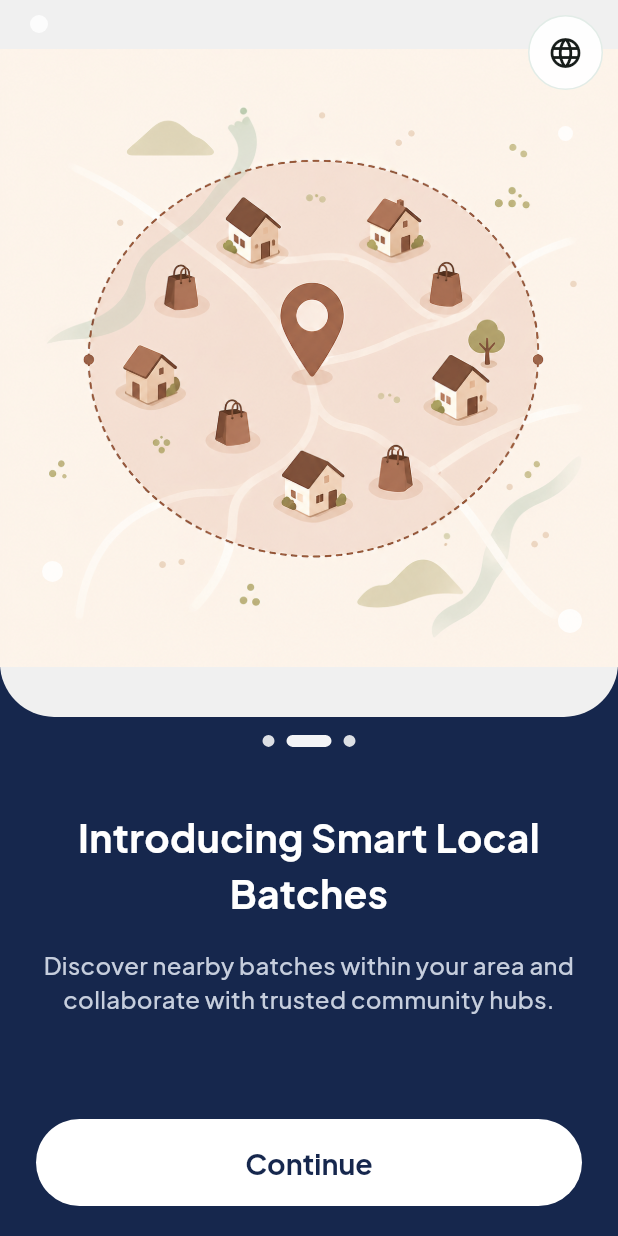
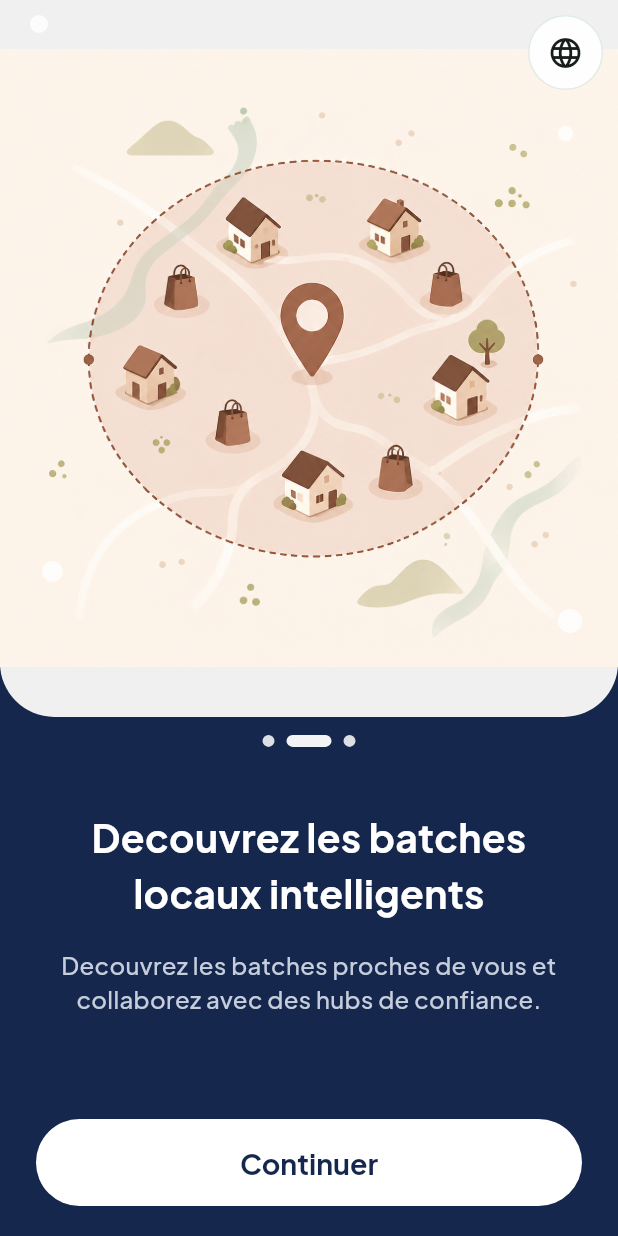
Before and after one commit to Kynmmarshall/BatchIt, a Flutter app: the screen it shows after launch, after a tap on "Continue", after a tap on the "language" icon, on a phone screen of 412 x 824 dp. Run offline on Flutter 3.47's test engine with Material 3 defaults, Android fonts, the phone set to English and light mode, and no system bars; our stand-ins replace google_fonts; accounts and stored records are empty.

Commit message:
made all current screen bilingual (english and french(
Co-authored-by: Copilot <copilot@github.com>

```diff
--- a/lib/app/app.dart
+++ b/lib/app/app.dart
@@ -156,8 +156,9 @@ class BatchItApp extends StatelessWidget {
 
   MaterialPageRoute<void> _fallbackRoute() {
     return MaterialPageRoute(
-      builder: (_) =>
-          const Scaffold(body: Center(child: Text('Route not found'))),
+      builder: (context) => Scaffold(
+        body: Center(child: Text(AppLocalizations.of(context)!.routeNotFound)),
+      ),
     );
   }
 }
--- a/lib/l10n/app_fr.arb
+++ b/lib/l10n/app_fr.arb
@@ -8,6 +8,56 @@
   "email": "Email",
   "password": "Mot de passe",
   "continueWithGoogle": "Continuer avec Google",
+  "continueCta": "Continuer",
+  "getStarted": "Commencer",
+  "signInCta": "Se connecter",
+  "signUpCta": "S'inscrire",
+  "orContinueWith": "Ou continuer avec",
+  "emailAddress": "Adresse e-mail",
+  "confirmPassword": "Confirmer le mot de passe",
+  "savePassword": "Enregistrer le mot de passe",
+  "forgotPassword": "Mot de passe oublie ?",
+  "alreadyHaveAnAccount": "Vous avez deja un compte ?",
+  "didntHaveAnAccount": "Vous n'avez pas de compte ?",
+  "welcomeBack": "Bon retour",
+  "loginSubtitle": "Accedez a votre compte en toute securite avec\nvotre e-mail et mot de passe",
+  "registerNow": "Inscrivez-vous",
+  "registerSubtitle": "Inscrivez-vous avec votre e-mail et mot de passe\npour continuer",
+  "verificationCodeTitle": "Code de verification",
+  "verificationCodeSent": "Nous avons envoye le code a votre adresse e-mail :\n{email}",
+  "@verificationCodeSent": {
+    "placeholders": {
+      "email": {
+        "type": "String"
+      }
+    }
+  },
+  "resendCode": "Renvoyer le code",
+  "confirm": "Confirmer",
+  "onboardingTitle1": "Bienvenue sur BatchIt",
+  "onboardingDesc1": "Achetez ensemble, economisez ensemble. Rejoignez des acheteurs locaux et atteignez plus vite les seuils de gros.",
+  "onboardingTitle2": "Decouvrez les batches locaux intelligents",
+  "onboardingDesc2": "Decouvrez les batches proches de vous et collaborez avec des hubs de confiance.",
+  "onboardingTitle3": "Votre partenaire courses au quotidien",
+  "onboardingDesc3": "Suivez la progression en direct, recevez les notifications de seuil atteint et recuperez facilement.",
+  "open": "Ouvert",
+  "dailyDealsHeadline": "Offres\nBatchIt du jour",
+  "popularBatches": "Batches populaires",
+  "seeAll": "Voir tout",
+  "noBatchesForFilter": "Aucun batch pour ce filtre.",
+  "batchProgressFilled": "{percent}% rempli",
+  "@batchProgressFilled": {
+    "placeholders": {
+      "percent": {
+        "type": "int"
+      }
+    }
+  },
+  "perKg": "/kg",
+  "batchNotFound": "Batch introuvable",
+  "routeNotFound": "Route introuvable",
+  "profileDefaultName": "Utilisateur BatchIt",
+  "profileDefaultEmail": "user@batchit.app",
   "home": "Accueil",
   "createBatch": "Creer un batch",
   "batchDetails": "Details du batch",
--- a/lib/l10n/app_localizations.dart
+++ b/lib/l10n/app_localizations.dart
@@ -145,6 +145,222 @@ abstract class AppLocalizations {
   /// In en, this message translates to:
   /// **'Continue with Google'**
   String get continueWithGoogle;
+
+  /// No description provided for @continueCta.
+  ///
+  /// In en, this message translates to:
+  /// **'Continue'**
+  String get continueCta;
+
+  /// No description provided for @getStarted.
+  ///
+  /// In en, this message translates to:
+  /// **'Get Started'**
+  String get getStarted;
+
+  /// No description provided for @signInCta.
+  ///
+  /// In en, this message translates to:
+  /// **'Sign In'**
+  String get signInCta;
+
+  /// No description provided for @signUpCta.
+  ///
+  /// In en, this message translates to:
+  /// **'Sign Up'**
+  String get signUpCta;
+
+  /// No description provided for @orContinueWith.
+  ///
+  /// In en, this message translates to:
+  /// **'Or continue with'**
+  String get orContinueWith;
+
+  /// No description provided for @emailAddress.
+  ///
+  /// In en, this message translates to:
+  /// **'Email Address'**
+  String get emailAddress;
+
+  /// No description provided for @confirmPassword.
+  ///
+  /// In en, this message translates to:
+  /// **'Confirm Password'**
+  String get confirmPassword;
+
+  /// No description provided for @savePassword.
+  ///
+  /// In en, this message translates to:
+  /// **'Save password'**
+  String get savePassword;
+
+  /// No description provided for @forgotPassword.
+  ///
+  /// In en, this message translates to:
+  /// **'Forgot password?'**
+  String get forgotPassword;
+
+  /// No description provided for @alreadyHaveAnAccount.
+  ///
+  /// In en, this message translates to:
+  /// **'Already have an account?'**
+  String get alreadyHaveAnAccount;
+
+  /// No description provided for @didntHaveAnAccount.
+  ///
+  /// In en, this message translates to:
+  /// **'Didn\'t have an account?'**
+  String get didntHaveAnAccount;
+
+  /// No description provided for @welcomeBack.
+  ///
+  /// In en, this message translates to:
+  /// **'Welcome back'**
+  String get welcomeBack;
+
+  /// No description provided for @loginSubtitle.
+  ///
+  /// In en, this message translates to:
+  /// **'Access your account securely by using your\nemail and password'**
+  String get loginSubtitle;
+
+  /// No description provided for @registerNow.
+  ///
+  /// In en, this message translates to:
+  /// **'Register Now'**
+  String get registerNow;
+
+  /// No description provided for @registerSubtitle.
+  ///
+  /// In en, this message translates to:
+  /// **'Sign up with your email and password to\ncontinue'**
+  String get registerSubtitle;
+
+  /// No description provided for @verificationCodeTitle.
+  ///
+  /// In en, this message translates to:
+  /// **'Verification Code'**
+  String get verificationCodeTitle;
+
+  /// No description provided for @verificationCodeSent.
+  ///
+  /// In en, this message translates to:
+  /// **'We\'ve sent the code to your mail address that\nyou include: {email}'**
+  String verificationCodeSent(String email);
+
+  /// No description provided for @resendCode.
+  ///
+  /// In en, this message translates to:
+  /// **'Resend Code'**
+  String get resendCode;
+
+  /// No description provided for @confirm.
+  ///
+  /// In en, this message translates to:
+  /// **'Confirm'**
+  String get confirm;
+
+  /// No description provided for @onboardingTitle1.
+  ///
+  /// In en, this message translates to:
+  /// **'Welcome to BatchIt'**
+  String get onboardingTitle1;
+
+  /// No description provided for @onboardingDesc1.
+  ///
+  /// In en, this message translates to:
+  /// **'Buy together, save together. Join local buyers and reach bulk targets faster.'**
+  String get onboardingDesc1;
+
+  /// No description provided for @onboardingTitle2.
+  ///
+  /// In en, this message translates to:
+  /// **'Introducing Smart Local Batches'**
+  String get onboardingTitle2;
+
+  /// No description provided for @onboardingDesc2.
+  ///
+  /// In en, this message translates to:
+  /// **'Discover nearby batches within your area and collaborate with trusted community hubs.'**
+  String get onboardingDesc2;
+
+  /// No description provided for @onboardingTitle3.
+  ///
+  /// In en, this message translates to:
+  /// **'Your Daily Grocery Partner'**
+  String get onboardingTitle3;
+
+  /// No description provided for @onboardingDesc3.
+  ///
+  /// In en, this message translates to:
+  /// **'Track live progress, get notified when thresholds are reached, and collect with ease.'**
+  String get onboardingDesc3;
+
+  /// No description provided for @open.
+  ///
+  /// In en, this message translates to:
+  /// **'Open'**
+  String get open;
+
+  /// No description provided for @dailyDealsHeadline.
+  ///
+  /// In en, this message translates to:
+  /// **'Daily\nBatchIt Deals'**
+  String get dailyDealsHeadline;
+
+  /// No description provided for @popularBatches.
+  ///
+  /// In en, this message translates to:
+  /// **'Popular Batches'**
+  String get popularBatches;
+
+  /// No description provided for @seeAll.
+  ///
+  /// In en, this message translates to:
+  /// **'See all'**
+  String get seeAll;
+
+  /// No description provided for @noBatchesForFilter.
+  ///
+  /// In en, this message translates to:
+  /// **'No batches found for this filter.'**
+  String get noBatchesForFilter;
+
+  /// No description provided for @batchProgressFilled.
+  ///
+  /// In en, this message translates to:
+  /// **'{percent}% filled'**
+  String batchProgressFilled(int percent);
+
+  /// No description provided for @perKg.
+  ///
+  /// In en, this message translates to:
+  /// **'/kg'**
+  String get perKg;
+
+  /// No description provided for @batchNotFound.
+  ///
+  /// In en, this message translates to:
+  /// **'Batch not found'**
+  String get batchNotFound;
+
+  /// No description provided for @routeNotFound.
+  ///
+  /// In en, this message translates to:
+  /// **'Route not found'**
+  String get routeNotFound;
+
+  /// No description provided for @profileDefaultName.
+  ///
+  /// In en, this message translates to:
+  /// **'BatchIt User'**
+  String get profileDefaultName;
+
+  /// No description provided for @profileDefaultEmail.
+  ///
+  /// In en, this message translates to:
+  /// **'user@batchit.app'**
+  String get profileDefaultEmail;
 
   /// No description provided for @home.
   ///
--- a/lib/screens/batch/batch_details_screen.dart
+++ b/lib/screens/batch/batch_details_screen.dart
@@ -24,7 +24,7 @@ class BatchDetailsScreen extends StatelessWidget {
     if (batch == null) {
       return Scaffold(
         appBar: AppBar(title: Text(l10n.batchDetails)),
-        body: const Center(child: Text('Batch not found')),
+        body: Center(child: Text(l10n.batchNotFound)),
       );
     }
 
--- a/lib/screens/home/home_screen.dart
+++ b/lib/screens/home/home_screen.dart
@@ -49,8 +49,8 @@ class _HomeScreenState extends State<HomeScreen> {
 
     final filters = <(_BatchFilter, String)>[
       (_BatchFilter.nearby, l10n.nearbyBatches),
-      (_BatchFilter.open, 'Open'),
-      (_BatchFilter.full, 'Full'),
+      (_BatchFilter.open, l10n.open),
+      (_BatchFilter.full, l10n.full),
     ];
 
     return Scaffold(
@@ -67,7 +67,7 @@ class _HomeScreenState extends State<HomeScreen> {
                   children: [
                     Expanded(
                       child: Text(
-                        'Daily\nBatchIt Deals',
+                        l10n.dailyDealsHeadline,
                         style: theme.textTheme.headlineSmall?.copyWith(
                           color: scheme.onSurface,
                           fontWeight: FontWeight.w800,
@@ -131,7 +131,7 @@ class _HomeScreenState extends State<HomeScreen> {
               Row(
                 children: [
                   Text(
-                    'Popular Batches',
+                    l10n.popularBatches,
                     style: theme.textTheme.titleLarge?.copyWith(
                       color: scheme.onSurface,
                       fontWeight: FontWeight.w800,
@@ -141,7 +141,7 @@ class _HomeScreenState extends State<HomeScreen> {
                   TextButton(
                     onPressed: () {},
                     child: Text(
-                      'See all',
+                      l10n.seeAll,
                       style: theme.textTheme.bodyMedium?.copyWith(
                         color: scheme.primary,
                         fontWeight: FontWeight.w600,
@@ -159,7 +159,7 @@ class _HomeScreenState extends State<HomeScreen> {
                     : filteredBatches.isEmpty
                         ? Center(
                             child: Text(
-                              'No batches found for this filter.',
+                              l10n.noBatchesForFilter,
                               style: theme.textTheme.bodyLarge?.copyWith(
                                 color: scheme.onSurfaceVariant,
                               ),
--- a/lib/screens/profile/profile_screen.dart
+++ b/lib/screens/profile/profile_screen.dart
@@ -31,11 +31,11 @@ class ProfileScreen extends StatelessWidget {
                     crossAxisAlignment: CrossAxisAlignment.start,
                     children: [
                       Text(
-                        auth.user?.name ?? 'BatchIt User',
+                        auth.user?.name ?? l10n.profileDefaultName,
                         style: Theme.of(context).textTheme.headlineSmall,
                       ),
                       const SizedBox(height: AppSpacing.xxs),
-                      Text(auth.user?.email ?? 'user@batchit.app'),
+                      Text(auth.user?.email ?? l10n.profileDefaultEmail),
                     ],
                   ),
                 ),
--- a/lib/screens/splash/onboarding_screen.dart
+++ b/lib/screens/splash/onboarding_screen.dart
@@ -1,4 +1,5 @@
 import 'package:batchit/core/app_routes.dart';
+import 'package:batchit/l10n/app_localizations.dart';
 import 'package:flutter/material.dart';
 
 class OnboardingScreen extends StatefulWidget {
@@ -12,29 +13,28 @@ class _OnboardingScreenState extends State<OnboardingScreen> {
   final PageController _pageController = PageController();
   int _currentPage = 0;
 
-  static const List<_OnboardingSlide> _slides = [
+  List<_OnboardingSlide> _slidesFor(AppLocalizations l10n) {
+    return [
       _OnboardingSlide(
-      title: 'Welcome to BatchIt',
-      description:
-          'Buy together, save together. Join local buyers and reach bulk targets faster.',
-      buttonLabel: 'Continue',
+        title: l10n.onboardingTitle1,
+        description: l10n.onboardingDesc1,
+        buttonLabel: l10n.continueCta,
         imagePath: 'assets/onboaring/onbaording1.png',
       ),
       _OnboardingSlide(
-      title: 'Introducing Smart Local Batches',
-      description:
-          'Discover nearby batches within your area and collaborate with trusted community hubs.',
-      buttonLabel: 'Continue',
+        title: l10n.onboardingTitle2,
+        description: l10n.onboardingDesc2,
+        buttonLabel: l10n.continueCta,
         imagePath: 'assets/onboaring/onboarding2.png',
       ),
       _OnboardingSlide(
-      title: 'Your Daily Grocery Partner',
-      description:
-          'Track live progress, get notified when thresholds are reached, and collect with ease.',
-      buttonLabel: 'Get Started',
+        title: l10n.onboardingTitle3,
+        description: l10n.onboardingDesc3,
+        buttonLabel: l10n.getStarted,
         imagePath: 'assets/onboaring/onboarding3.png',
       ),
     ];
+  }
 
   @override
   void dispose() {
@@ -43,8 +43,9 @@ class _OnboardingScreenState extends State<OnboardingScreen> {
   }
 
   Future<void> _handleContinue() async {
+    final slidesLength = _slidesFor(AppLocalizations.of(context)!).length;
     debugPrint('[BatchIt][onboarding] continue tapped currentPage=$_currentPage');
-    if (_currentPage == _slides.length - 1) {
+    if (_currentPage == slidesLength - 1) {
       debugPrint('[BatchIt][onboarding] navigating -> ${AppRoutes.login}');
       Navigator.pushReplacementNamed(context, AppRoutes.login);
       return;
@@ -60,6 +61,8 @@ class _OnboardingScreenState extends State<OnboardingScreen> {
   @override
   Widget build(BuildContext context) {
     debugPrint('[BatchIt][onboarding] build currentPage=$_currentPage');
+    final l10n = AppLocalizations.of(context)!;
+    final slides = _slidesFor(l10n);
     const darkPanel = Color(0xFF16274D);
 
     return Scaffold(
@@ -68,14 +71,14 @@ class _OnboardingScreenState extends State<OnboardingScreen> {
         bottom: false,
         child: PageView.builder(
           controller: _pageController,
-          itemCount: _slides.length,
+          itemCount: slides.length,
           onPageChanged: (index) {
             setState(() {
               _currentPage = index;
             });
           },
           itemBuilder: (context, index) {
-            final slide = _slides[index];
+            final slide = slides[index];
             return Column(
               children: [
                 Expanded(
@@ -98,7 +101,7 @@ class _OnboardingScreenState extends State<OnboardingScreen> {
                     child: Column(
                       children: [
                         _DotsIndicator(
-                          length: _slides.length,
+                          length: slides.length,
                           selectedIndex: _currentPage,
                         ),
                         const SizedBox(height: 42),
--- a/pubspec.yaml
+++ b/pubspec.yaml
@@ -28,6 +28,7 @@ flutter:
     - assets/icon/
     - assets/background/
     - assets/onboaring/
+    - assets/batches/
 flutter_launcher_icons:
   android: "launcher_icon"
   ios: true
```
Also changed, not shown: lib/l10n/app_en.arb (+50 -0 lines), lib/l10n/app_localizations_en.dart (+117 -0 lines), lib/l10n/app_localizations_fr.dart (+117 -0 lines), lib/screens/auth/login_screen.dart (+19 -19 lines), lib/screens/auth/register_screen.dart (+18 -18 lines), lib/screens/auth/verification_code_screen.dart (+8 -6 lines), lib/widgets/batch_card.dart (+7 -5 lines). Lines whose indentation alone changed are shown as unchanged.
